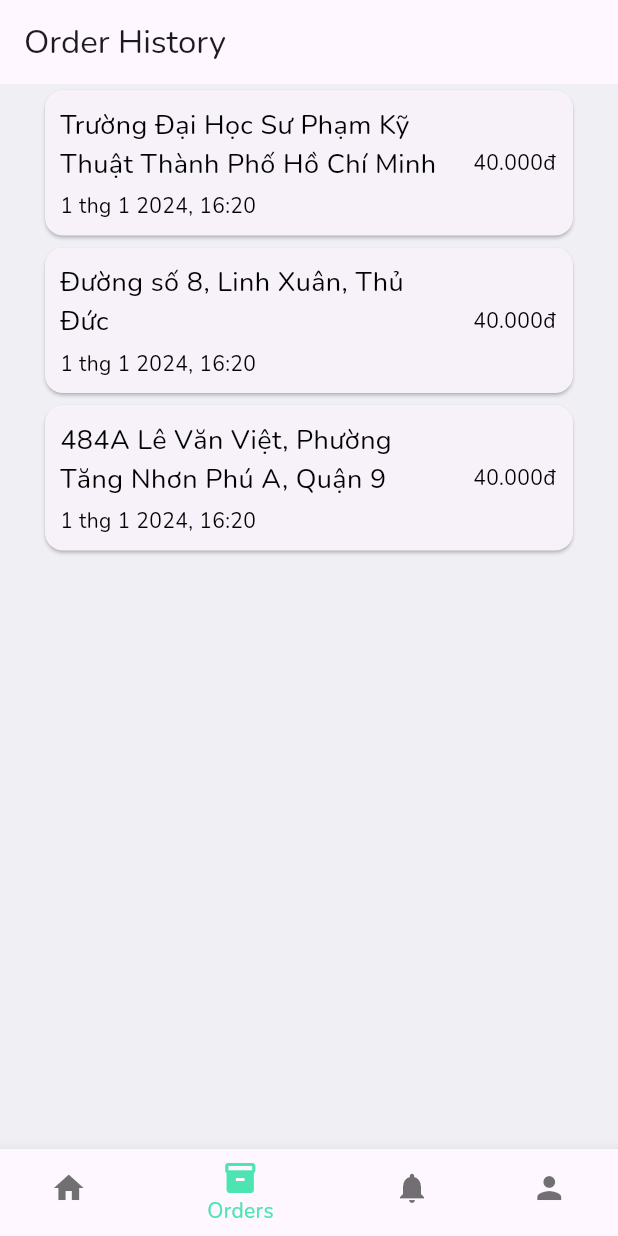
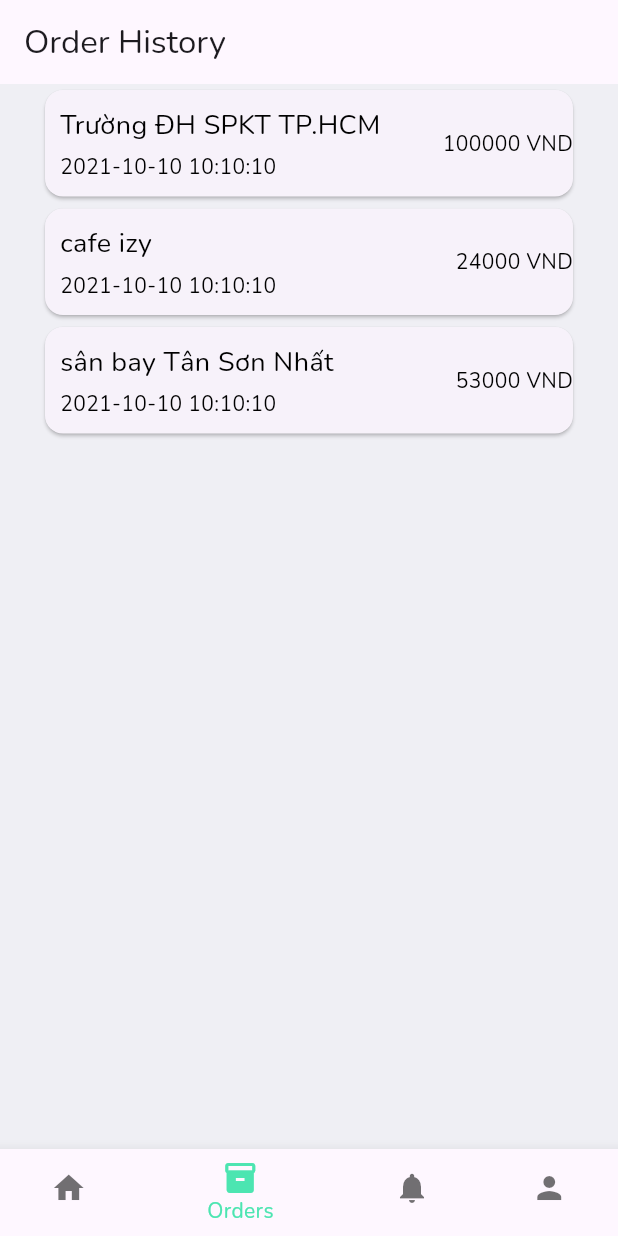
Before and after one commit to GOP-service/gop_mobile_ui, a Flutter app: the OrderHistoryPage screen opened by its route, on a phone screen of 412 x 824 dp. Run offline on Flutter 3.47's test engine with Material 3 defaults, Android fonts, the phone set to English and light mode, and no system bars; our stand-ins replace dio, flutter_bloc, flutter_svg, go_router, pin_code_fields, shared_preferences; accounts and stored records are empty.

Commit message:
Update order_history_page.dart

```diff
--- a/lib/src/presentation/screen/order_history_page.dart
+++ b/lib/src/presentation/screen/order_history_page.dart
@@ -1,4 +1,5 @@
 import 'package:flutter/material.dart';
+import 'package:go_router/go_router.dart';
 
 class OrderHistoryPage extends StatelessWidget {
   const OrderHistoryPage({Key? key}) : super(key: key);
@@ -9,14 +10,54 @@ class OrderHistoryPage extends StatelessWidget {
       appBar: AppBar(
         title: const Text('Order History'),
       ),
-      body: Center(
+      body: const Center(
         child: Column(
           crossAxisAlignment: CrossAxisAlignment.start,
           children: <Widget>[
-            Container(
+            OderHistoryCardItem(
+              dropoffAddress: 'Trường ĐH SPKT TP.HCM',
+              orderTime: '2021-10-10 10:10:10',
+              tripFare: '100000',
+            ),
+            OderHistoryCardItem(
+              dropoffAddress: 'cafe izy',
+              orderTime: '2021-10-10 10:10:10',
+              tripFare: '24000',
+            ),
+            OderHistoryCardItem(
+              dropoffAddress: 'sân bay Tân Sơn Nhất',
+              orderTime: '2021-10-10 10:10:10',
+              tripFare: '53000',
+            ),
+          ],
+        ),
+      ),
+    );
+  }
+}
+
+class OderHistoryCardItem extends StatelessWidget {
+  const OderHistoryCardItem({
+    super.key,
+    required this.dropoffAddress,
+    required this.orderTime,
+    required this.tripFare,
+  });
+
+  final String dropoffAddress;
+  final String orderTime;
+  final String tripFare;
+
+  @override
+  Widget build(BuildContext context) {
+    return InkWell(
+      onTap: () {
+        context.push('/orders/orderhistoryitem');
+      },
+      child: SizedBox(
         width: 360,
         // padding: EdgeInsets.all(10), // Thêm padding cho Container
-              child: const Row(
+        child: Row(
           children: <Widget>[
             Flexible(
               child: Card(
@@ -28,20 +69,26 @@ class OrderHistoryPage extends StatelessWidget {
                       children: [
                         Flexible(
                           child: Padding(
-                                  padding: EdgeInsets.only(left: 10, top: 10, bottom: 10, right: 10), // Thêm padding cho Text
+                            padding: EdgeInsets.only(
+                                left: 10,
+                                top: 10,
+                                bottom: 10,
+                                right: 10), // Thêm padding cho Text
                             child: Column(
                               crossAxisAlignment: CrossAxisAlignment.start,
                               children: <Widget>[
                                 Text(
-                                        "Trường Đại Học Sư Phạm Kỹ Thuật Thành Phố Hồ Chí Minh",
+                                  dropoffAddress,
                                   style: TextStyle(
                                     fontSize: 18,
                                     color: Colors.black,
                                   ),
                                 ),
-                                      SizedBox(height: 5), // Thêm khoảng cách giữa hai Text
+                                SizedBox(
+                                    height:
+                                        5), // Thêm khoảng cách giữa hai Text
                                 Text(
-                                        "1 thg 1 2024, 16:20",
+                                  orderTime,
                                   style: TextStyle(
                                     fontSize: 14,
                                     color: Colors.black,
@@ -52,7 +99,7 @@ class OrderHistoryPage extends StatelessWidget {
                           ),
                         ),
                         Text(
-                                "40.000đ" + "   ",
+                          "$tripFare VND",
                           style: TextStyle(
                             fontSize: 14,
                             color: Colors.black,
@@ -67,119 +114,6 @@ class OrderHistoryPage extends StatelessWidget {
           ],
         ),
       ),
-
-            Container(
-              width: 360,
-              // padding: EdgeInsets.all(10), // Thêm padding cho Container
-              child: const Row(
-                children: <Widget>[
-                  Flexible(
-                    child: Card(
-                      child: Column(
-                        crossAxisAlignment: CrossAxisAlignment.start,
-                        children: <Widget>[
-                          Row(
-                            mainAxisAlignment: MainAxisAlignment.spaceBetween,
-                            children: [
-                              Flexible(
-                                child: Padding(
-                                  padding: EdgeInsets.only(left: 10, top: 10, bottom: 10, right: 10), // Thêm padding cho Text
-                                  child: Column(
-                                    crossAxisAlignment: CrossAxisAlignment.start,
-                                    children: <Widget>[
-                                      Text(
-                                        "Đường số 8, Linh Xuân, Thủ Đức",
-                                        style: TextStyle(
-                                          fontSize: 18,
-                                          color: Colors.black,
-                                        ),
-                                      ),
-                                      SizedBox(height: 5), // Thêm khoảng cách giữa hai Text
-                                      Text(
-                                        "1 thg 1 2024, 16:20",
-                                        style: TextStyle(
-                                          fontSize: 14,
-                                          color: Colors.black,
-                                        ),
-                                      ),
-                                    ],
-                                  ),
-                                ),
-                              ),
-                              Text(
-                                "40.000đ" + "   ",
-                                style: TextStyle(
-                                  fontSize: 14,
-                                  color: Colors.black,
-                                ),
-                              ),
-                            ],
-                          ),
-                        ],
-                      ),
-                    ),
-                  ),
-                ],
-              ),
-            ),
-
-            Container(
-              width: 360,
-              // padding: EdgeInsets.all(10), // Thêm padding cho Container
-              child: const Row(
-                children: <Widget>[
-                  Flexible(
-                    child: Card(
-                      child: Column(
-                        crossAxisAlignment: CrossAxisAlignment.start,
-                        children: <Widget>[
-                          Row(
-                            mainAxisAlignment: MainAxisAlignment.spaceBetween,
-                            children: [
-                              Flexible(
-                                child: Padding(
-                                  padding: EdgeInsets.only(left: 10, top: 10, bottom: 10, right: 10), // Thêm padding cho Text
-                                  child: Column(
-                                    crossAxisAlignment: CrossAxisAlignment.start,
-                                    children: <Widget>[
-                                      Text(
-                                        "484A Lê Văn Việt, Phường Tăng Nhơn Phú A, Quận 9",
-                                        style: TextStyle(
-                                          fontSize: 18,
-                                          color: Colors.black,
-                                        ),
-                                      ),
-                                      SizedBox(height: 5), // Thêm khoảng cách giữa hai Text
-                                      Text(
-                                        "1 thg 1 2024, 16:20",
-                                        style: TextStyle(
-                                          fontSize: 14,
-                                          color: Colors.black,
-                                        ),
-                                      ),
-                                    ],
-                                  ),
-                                ),
-                              ),
-                              Text(
-                                "40.000đ" + "   ",
-                                style: TextStyle(
-                                  fontSize: 14,
-                                  color: Colors.black,
-                                ),
-                              ),
-                            ],
-                          ),
-                        ],
-                      ),
-                    ),
-                  ),
-                ],
-              ),
-            ),
-          ],
-        ),
-      ),
     );
   }
 }
```
Lines whose indentation alone changed are shown as unchanged.
